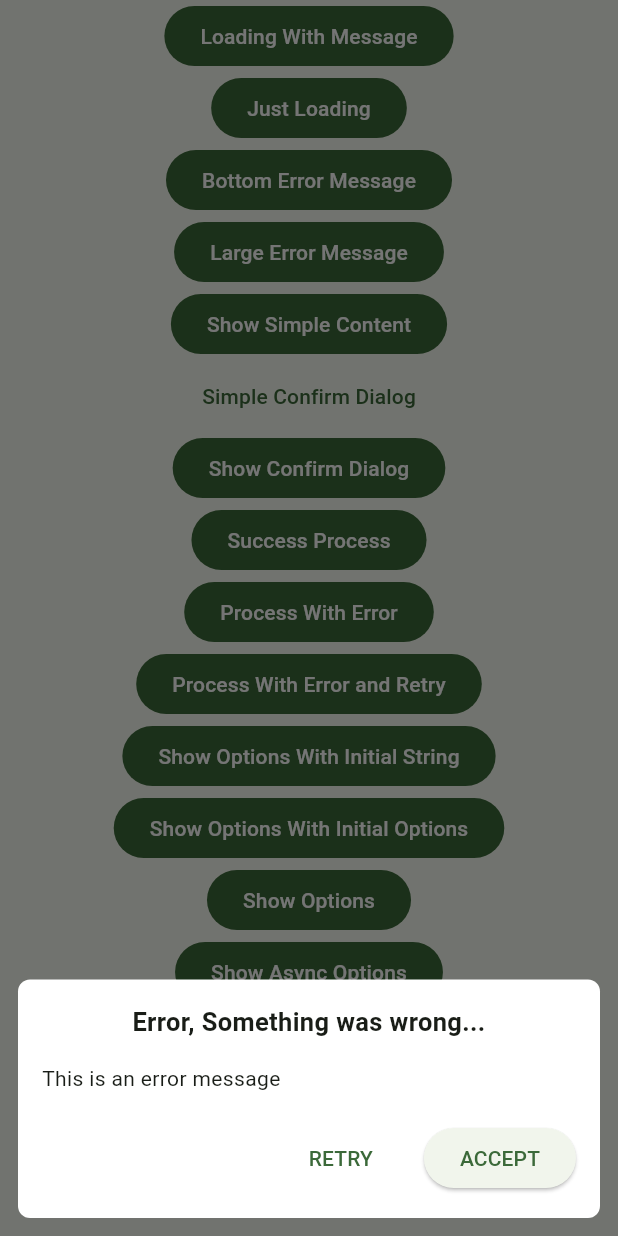
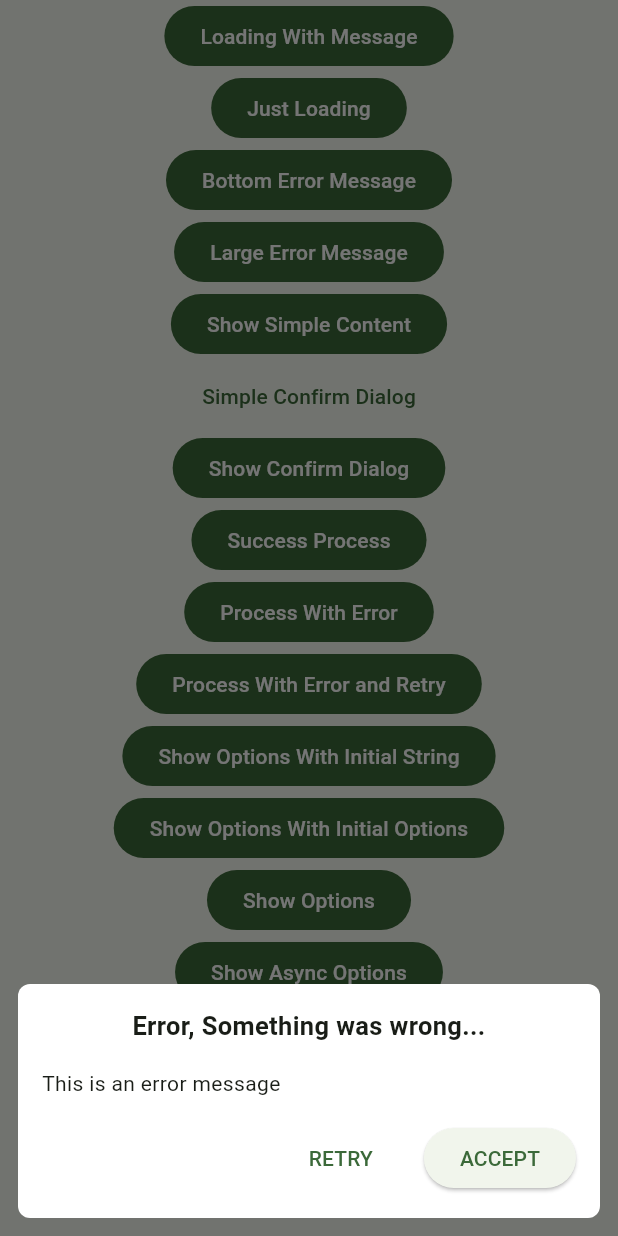
Before and after one commit to user0608/kdialogs, a Flutter app: the screen it shows after launch, after a tap on "Bottom Error Message", on a phone screen of 412 x 824 dp. Run offline on Flutter 3.47's test engine with Material 3 defaults, Android fonts, the phone set to English and light mode, and no system bars.

Commit message:
fix: botton error message overflow

```diff
--- a/lib/src/show_bottom_alert.dart
+++ b/lib/src/show_bottom_alert.dart
@@ -1,9 +1,6 @@
 import 'package:flutter/material.dart';
 import 'package:kdialogs/src/strings.dart';
 
-/// The showBottomAlertKDialog function returns true if the "Retry Operation" option is selected
-/// and false in all other cases.
-///
 Future<bool> showBottomAlertKDialog(
   BuildContext context, {
   String? title,
@@ -15,7 +12,6 @@ Future<bool> showBottomAlertKDialog(
   title ??= strings.bottomErrorAlertTitle;
   acceptText ??= strings.acceptButtonText;
   retryText ??= strings.errorRetryText;
-  final size = MediaQuery.of(context).size;
   final result = await showModalBottomSheet<bool>(
     context: context,
     isDismissible: false,
@@ -47,15 +43,13 @@ Future<bool> showBottomAlertKDialog(
                           fontWeight: FontWeight.bold, fontSize: 17),
                     ),
                   ),
-                  SizedBox(
-                    child: ConstrainedBox(
-                      constraints: BoxConstraints(
-                        maxHeight: size.height * 0.4,
-                        minHeight: 55,
+                  Flexible(
+                    child: Padding(
+                      padding: const EdgeInsets.symmetric(
+                        vertical: 16.0,
+                        horizontal: 16.0,
                       ),
                       child: SingleChildScrollView(
-                        padding: const EdgeInsets.symmetric(
-                            vertical: 16.0, horizontal: 16.0),
                         child: Text(message, textAlign: TextAlign.start),
                       ),
                     ),
```
